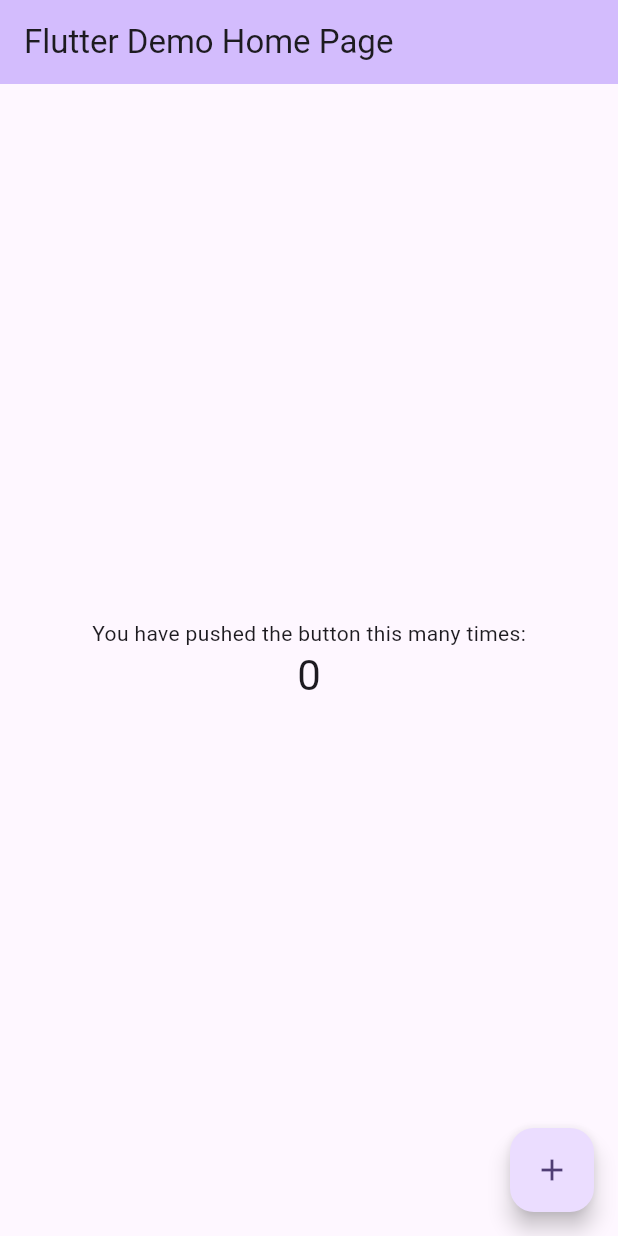
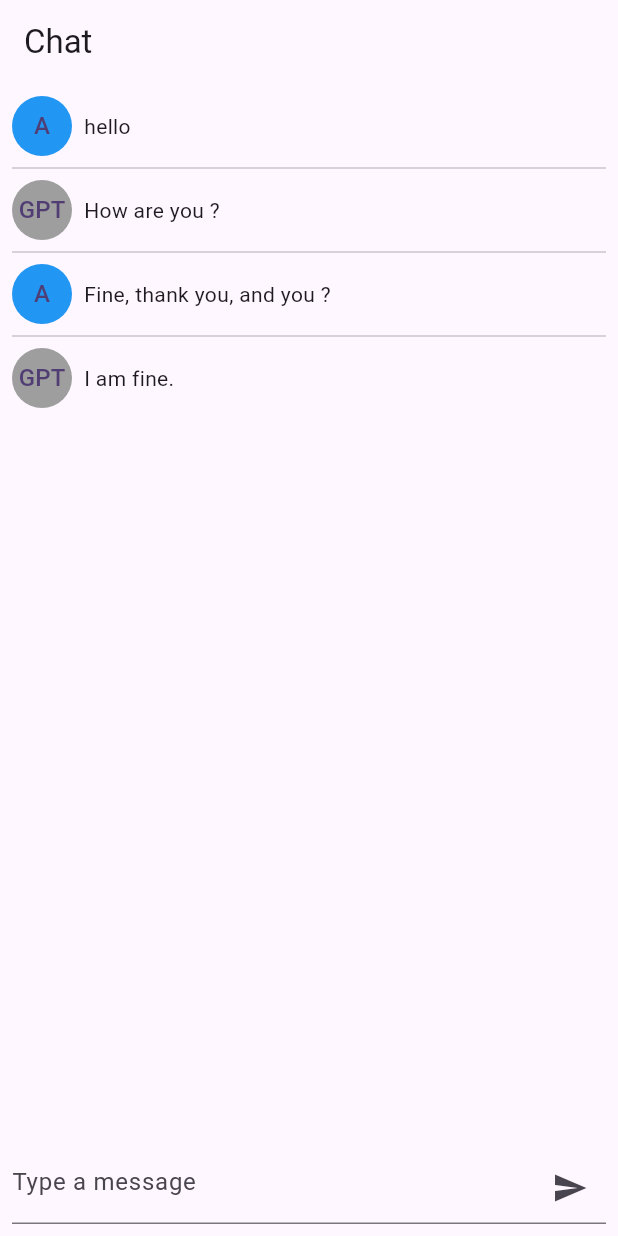
Before and after one commit to jiayinkong/flutter-chatgpt, a Flutter app: the screen it shows after launch, on a phone screen of 412 x 824 dp. Run offline on Flutter 3.47's test engine with Material 2 defaults, Android fonts, the phone set to English and light mode, and no system bars.

Commit message:
feat: 搭建聊天界面

```diff
--- a/lib/main.dart
+++ b/lib/main.dart
@@ -1,3 +1,4 @@
+import 'package:chargpt/widgets/chat_screen.dart';
 import 'package:flutter/material.dart';
 
 void main() {
@@ -13,113 +14,10 @@
     return MaterialApp(
       title: 'Flutter Demo',
       theme: ThemeData(
-        // This is the theme of your application.
-        //
-        // TRY THIS: Try running your application with "flutter run". You'll see
-        // the application has a blue toolbar. Then, without quitting the app,
-        // try changing the seedColor in the colorScheme below to Colors.green
-        // and then invoke "hot reload" (save your changes or press the "hot
-        // reload" button in a Flutter-supported IDE, or press "r" if you used
-        // the command line to start the app).
-        //
-        // Notice that the counter didn't reset back to zero; the application
-        // state is not lost during the reload. To reset the state, use hot
-        // restart instead.
-        //
-        // This works for code too, not just values: Most code changes can be
-        // tested with just a hot reload.
         colorScheme: ColorScheme.fromSeed(seedColor: Colors.deepPurple),
         useMaterial3: true,
       ),
-      home: const MyHomePage(title: 'Flutter Demo Home Page'),
+      home: ChatScreen(),
     );
   }
 }
-
-class MyHomePage extends StatefulWidget {
-  const MyHomePage({super.key, required this.title});
-
-  // This widget is the home page of your application. It is stateful, meaning
-  // that it has a State object (defined below) that contains fields that affect
-  // how it looks.
-
-  // This class is the configuration for the state. It holds the values (in this
-  // case the title) provided by the parent (in this case the App widget) and
-  // used by the build method of the State. Fields in a Widget subclass are
-  // always marked "final".
-
-  final String title;
-
-  @override
-  State<MyHomePage> createState() => _MyHomePageState();
-}
-
-class _MyHomePageState extends State<MyHomePage> {
-  int _counter = 0;
-
-  void _incrementCounter() {
-    setState(() {
-      // This call to setState tells the Flutter framework that something has
-      // changed in this State, which causes it to rerun the build method below
-      // so that the display can reflect the updated values. If we changed
-      // _counter without calling setState(), then the build method would not be
-      // called again, and so nothing would appear to happen.
-      _counter++;
-    });
-  }
-
-  @override
-  Widget build(BuildContext context) {
-    // This method is rerun every time setState is called, for instance as done
-    // by the _incrementCounter method above.
-    //
-    // The Flutter framework has been optimized to make rerunning build methods
-    // fast, so that you can just rebuild anything that needs updating rather
-    // than having to individually change instances of widgets.
-    return Scaffold(
-      appBar: AppBar(
-        // TRY THIS: Try changing the color here to a specific color (to
-        // Colors.amber, perhaps?) and trigger a hot reload to see the AppBar
-        // change color while the other colors stay the same.
-        backgroundColor: Theme.of(context).colorScheme.inversePrimary,
-        // Here we take the value from the MyHomePage object that was created by
-        // the App.build method, and use it to set our appbar title.
-        title: Text(widget.title),
-      ),
-      body: Center(
-        // Center is a layout widget. It takes a single child and positions it
-        // in the middle of the parent.
-        child: Column(
-          // Column is also a layout widget. It takes a list of children and
-          // arranges them vertically. By default, it sizes itself to fit its
-          // children horizontally, and tries to be as tall as its parent.
-          //
-          // Column has various properties to control how it sizes itself and
-          // how it positions its children. Here we use mainAxisAlignment to
-          // center the children vertically; the main axis here is the vertical
-          // axis because Columns are vertical (the cross axis would be
-          // horizontal).
-          //
-          // TRY THIS: Invoke "debug painting" (choose the "Toggle Debug Paint"
-          // action in the IDE, or press "p" in the console), to see the
-          // wireframe for each widget.
-          mainAxisAlignment: MainAxisAlignment.center,
-          children: <Widget>[
-            const Text(
-              'You have pushed the button this many times:',
-            ),
-            Text(
-              '$_counter',
-              style: Theme.of(context).textTheme.headlineMedium,
-            ),
-          ],
-        ),
-      ),
-      floatingActionButton: FloatingActionButton(
-        onPressed: _incrementCounter,
-        tooltip: 'Increment',
-        child: const Icon(Icons.add),
-      ), // This trailing comma makes auto-formatting nicer for build methods.
-    );
-  }
-}
--- /dev/null
+++ b/lib/models/message.dart
@@ -0,0 +1,25 @@
+class Message {
+  final String content;
+  final bool isUser;
+  final DateTime timestamp;
+
+  Message({
+    required this.content,
+    required this.isUser,
+    required this.timestamp,
+  });
+
+  // 将 Map 对象转成 JSON 格式
+  Map<String, dynamic> toJson() => {
+    'content': content,
+    'isUser': isUser,
+    'timestamp': timestamp.toIso8601String(),
+  };
+
+  // 从 JSON 数据中创建一个 Message 对象
+  factory Message.fromJson(Map<String, dynamic> json) => Message(
+    content: json['content'],
+    isUser: json['isUser'],
+    timestamp: json['timestamp'],
+  );
+}
--- /dev/null
+++ b/lib/widgets/chat_screen.dart
@@ -0,0 +1,99 @@
+import 'package:flutter/material.dart';
+
+import '../models/message.dart';
+
+class ChatScreen extends StatelessWidget {
+  final List<Message> messages = [
+    Message(content: 'hello', isUser: true, timestamp: DateTime.now()),
+    Message(content: 'How are you ?', isUser: false, timestamp: DateTime.now()),
+    Message(content: 'Fine, thank you, and you ?', isUser: true, timestamp: DateTime.now()),
+    Message(content: 'I am fine.', isUser: false, timestamp: DateTime.now()),
+  ];
+
+  final _textController = TextEditingController();
+
+  ChatScreen({super.key});
+
+  @override
+  Widget build(BuildContext context) {
+    return Scaffold(
+      appBar: AppBar(
+        title: const Text('Chat'),
+      ),
+      body: Padding(
+        padding: const EdgeInsets.all(8.0),
+        child: Column(
+          children: [
+            // 消息列表
+            Expanded(
+              child: ListView.separated(
+                itemBuilder: (context, index) {
+                  return MessageItem(message: messages[index]);
+                },
+                itemCount: messages.length,
+                separatorBuilder: (context, index) => const Divider(
+                  height: 16,
+                ),
+              ),
+            ),
+
+            // 聊天输入框
+            TextField(
+              controller: _textController,
+              decoration: InputDecoration(
+                hintText: 'Type a message', // 显示在输入框的提示文字
+                suffixIcon: IconButton(
+                  onPressed: () {
+                    if(_textController.text.isNotEmpty) {
+                      _sentMessage(_textController.text);
+                    }
+                  },
+                  icon: const Icon(Icons.send),
+                )
+              ),
+            )
+          ],
+        ),
+      ),
+    );
+  }
+
+  _sentMessage(String content) {
+    final message = Message(
+      content: content,
+      isUser: true,
+      timestamp: DateTime.now(),
+    );
+
+    messages.add(message);
+    _textController.clear();
+  }
+}
+
+class MessageItem extends StatelessWidget {
+  const MessageItem({
+    super.key,
+    required this.message,
+  });
+
+  final Message message;
+
+  @override
+  Widget build(BuildContext context) {
+    return Row(
+      children: [
+        CircleAvatar(
+          backgroundColor: message.isUser ?
+          Colors.blue : Colors.grey,
+          child: Text(
+            message.isUser ? 'A' : 'GPT'
+          ),
+        ),
+        const SizedBox(
+          width: 8,
+        ),
+        Text(message.content),
+      ],
+    );
+  }
+}
```
